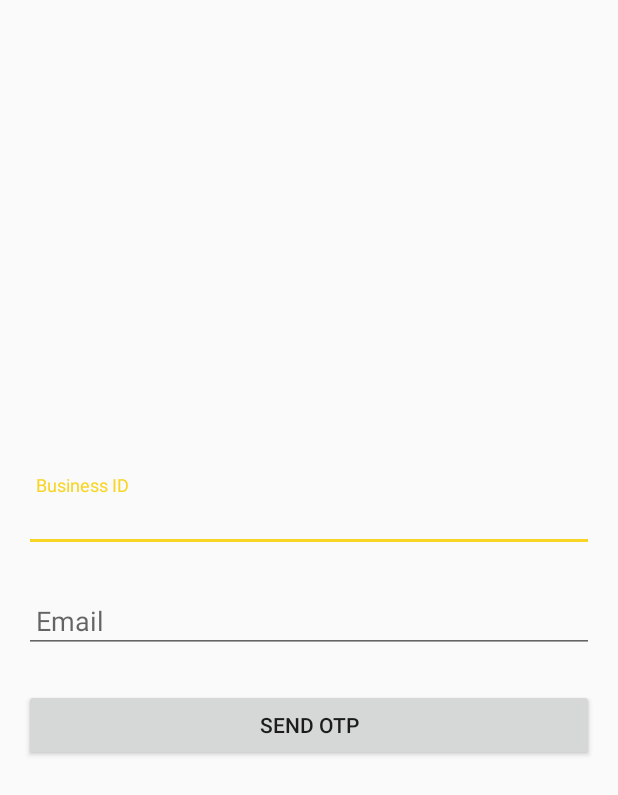
After one commit to urubanza/kwbot, an Android app: the ForgotPasswordActivity screen opened directly, with no data from a screen before it, on a phone screen of 412 x 824 dp. The commit adds this screen. Shown: the top 795 px of the screen. Run offline under Robolectric (Android 15) with nearby library versions, the light colour scheme and no system bars; our stand-ins replace Volley; 1 statement that could not run was skipped.

```diff
--- a/android/kwrobot/app/src/main/AndroidManifest.xml
+++ b/android/kwrobot/app/src/main/AndroidManifest.xml
@@ -46,6 +46,10 @@
             android:label="Login"
             android:exported="true" />
 
+        <activity android:name=".ui.ForgotPasswordActivity" />
+        <activity android:name=".ui.ValidateOtpActivity" />
+
+
         <!-- Main Activity -->
         <activity
             android:name=".MainActivity"
--- /dev/null
+++ b/android/kwrobot/app/src/main/java/com/example/kwrobot/ui/ForgotPasswordActivity.java
@@ -0,0 +1,101 @@
+package com.example.kwrobot.ui;
+
+import android.annotation.SuppressLint;
+import android.content.Intent;
+import android.os.Bundle;
+import android.util.Log;
+import android.view.View;
+import android.widget.Button;
+import android.widget.EditText;
+import android.widget.Toast;
+
+import androidx.appcompat.app.AppCompatActivity;
+
+import com.example.kwrobot.R;
+
+import java.io.OutputStreamWriter;
+import java.net.HttpURLConnection;
+import java.net.URL;
+
+public class ForgotPasswordActivity extends AppCompatActivity {
+
+    private EditText businessIdInput, emailInput;
+    private Button submitButton;
+
+    @SuppressLint("MissingInflatedId")
+    @Override
+    protected void onCreate(Bundle savedInstanceState) {
+        super.onCreate(savedInstanceState);
+        setContentView(R.layout.activity_forgot_password);
+
+        // Initialize the views
+        businessIdInput = findViewById(R.id.business_id_input);
+        emailInput = findViewById(R.id.email_input);
+        submitButton = findViewById(R.id.submit_button);
+
+        // Set click listener for the submit button
+        submitButton.setOnClickListener(v -> attemptToSendOtp());
+    }
+
+    private void attemptToSendOtp() {
+        // Get input values
+        String businessId = businessIdInput.getText().toString();
+        String email = emailInput.getText().toString();
+
+        // Check if inputs are valid
+        if (businessId.isEmpty() || email.isEmpty()) {
+            showToast("Please fill in all fields");
+            return;
+        }
+
+        // Start background thread for sending OTP
+        new Thread(() -> {
+            try {
+                // Set up the URL for sending the OTP request
+                URL url = new URL("http://192.168.1.65:8080/ukwaandabot_v1.1/CpyForgotPassword");
+                HttpURLConnection conn = (HttpURLConnection) url.openConnection();
+                conn.setRequestMethod("POST");
+                conn.setRequestProperty("Content-Type", "application/x-www-form-urlencoded; utf-8");
+                conn.setRequestProperty("Accept", "application/json");
+                conn.setDoOutput(true);
+
+                // Prepare data to be sent
+                String urlEncodedData = "business_id=" + businessId + "&email=" + email;
+
+                // Send the request
+                OutputStreamWriter writer = new OutputStreamWriter(conn.getOutputStream());
+                writer.write(urlEncodedData);
+                writer.flush();
+                writer.close();
+
+                // Get the response code from the server
+                int responseCode = conn.getResponseCode();
+
+                // Handle server response
+                if (responseCode == 200) {
+                    // OTP sent successfully
+                    runOnUiThread(() -> {
+                        showToast("OTP sent to your email.");
+                        // Proceed to OTP validation activity
+                        Intent intent = new Intent(ForgotPasswordActivity.this, ValidateOtpActivity.class);
+                        intent.putExtra("business_id", businessId);
+                        intent.putExtra("email", email);
+                        startActivity(intent);
+                    });
+                } else {
+                    // Invalid response or error
+                    runOnUiThread(() -> showToast("Invalid Business ID or Email"));
+                }
+            } catch (Exception e) {
+                // Handle any exceptions during the network operation
+                Log.e("HTTP_ERROR", "Error: " + e.getMessage(), e);
+                runOnUiThread(() -> showToast("An error occurred while sending OTP."));
+            }
+        }).start();
+    }
+
+    private void showToast(String message) {
+        // Show a toast message
+        Toast.makeText(ForgotPasswordActivity.this, message, Toast.LENGTH_SHORT).show();
+    }
+}
--- /dev/null
+++ b/android/kwrobot/app/src/main/res/layout/activity_forgot_password.xml
@@ -0,0 +1,46 @@
+<?xml version="1.0" encoding="utf-8"?>
+<LinearLayout xmlns:android="http://schemas.android.com/apk/res/android"
+    android:layout_width="match_parent"
+    android:layout_height="match_parent"
+    android:orientation="vertical"
+    android:padding="16dp"
+    android:gravity="center">
+
+    <!-- Business ID -->
+    <com.google.android.material.textfield.TextInputLayout
+        android:layout_width="match_parent"
+        android:layout_height="wrap_content"
+        android:layout_marginBottom="16dp"
+        android:hint="Business ID">
+
+        <com.google.android.material.textfield.TextInputEditText
+            android:id="@+id/business_id_input"
+            android:layout_width="match_parent"
+            android:layout_height="wrap_content"
+            android:inputType="number"
+            android:padding="8dp" />
+    </com.google.android.material.textfield.TextInputLayout>
+
+    <!-- Email Input -->
+    <com.google.android.material.textfield.TextInputLayout
+        android:layout_width="match_parent"
+        android:layout_height="wrap_content"
+        android:layout_marginBottom="24dp"
+        android:hint="Email">
+
+        <com.google.android.material.textfield.TextInputEditText
+            android:id="@+id/email_input"
+            android:layout_width="match_parent"
+            android:layout_height="wrap_content"
+            android:inputType="textEmailAddress"
+            android:padding="8dp" />
+    </com.google.android.material.textfield.TextInputLayout>
+
+    <!-- Submit Button -->
+    <Button
+        android:id="@+id/submit_button"
+        android:layout_width="match_parent"
+        android:layout_height="wrap_content"
+        android:text="Send OTP" />
+
+</LinearLayout>
```
Also changed, not shown: android/kwrobot/app/build.gradle (+8 -0 lines), android/kwrobot/app/src/main/java/com/example/kwrobot/ui/OuthActivity.java (+8 -1 lines), android/kwrobot/app/src/main/java/com/example/kwrobot/ui/ValidateOtpActivity.java (added, +84 -0 lines), android/kwrobot/app/src/main/res/layout/activity_validate_otp.xml (added, +31 -0 lines), 1 other file.
